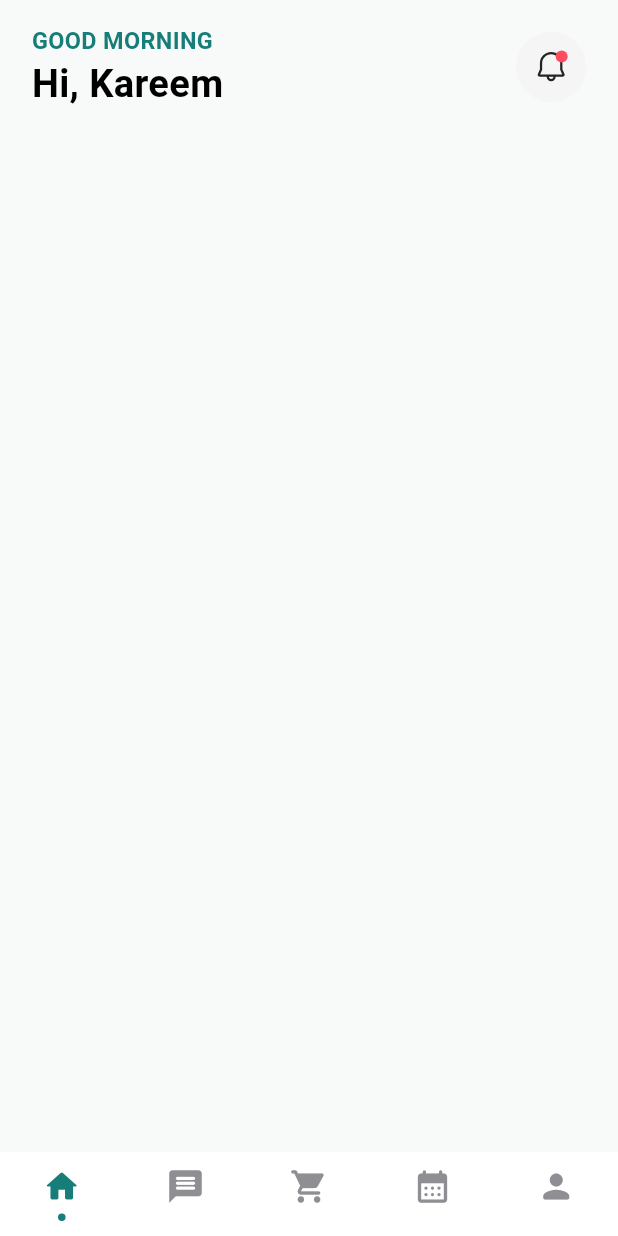
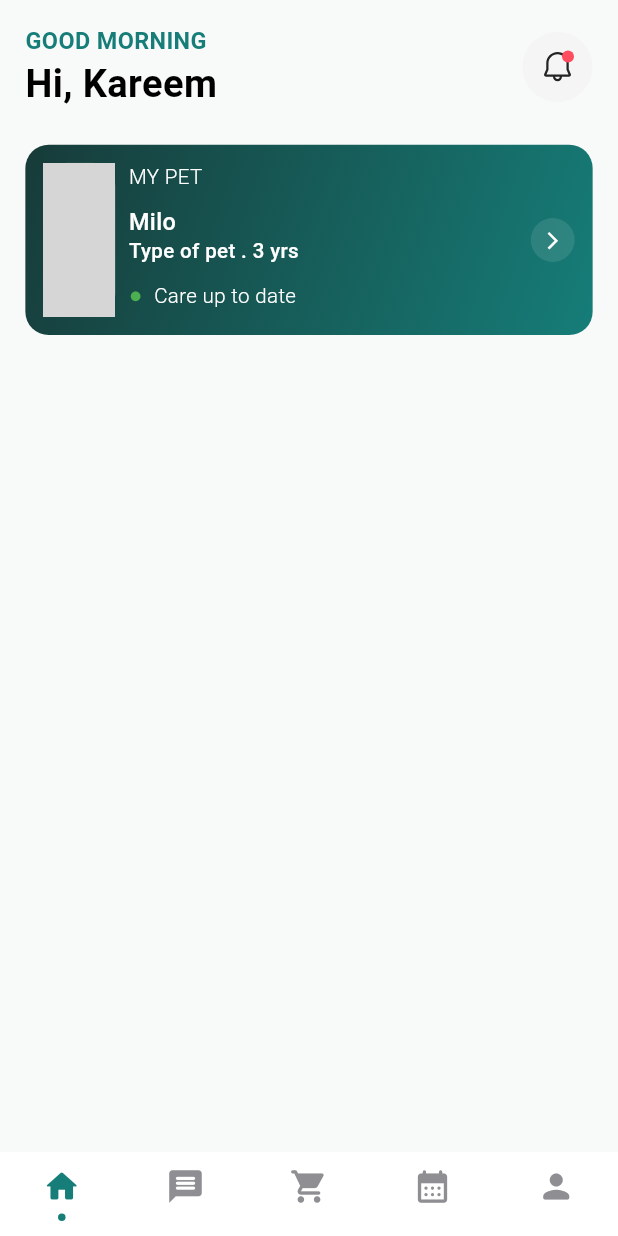
Before and after one commit to karim791/VetCare, a Flutter app: the screen it shows after launch, on a phone screen of 412 x 824 dp. Run offline on Flutter 3.47's test engine with Material 3 defaults, Android fonts, the phone set to English and light mode, and no system bars; drawn by our look-alikes of cached_network_image, persistent_bottom_nav_bar_v2; our stand-ins replace flutter_bloc, flutter_screenutil, flutter_svg, freezed_annotation, get_it, supabase_flutter; accounts and stored records are empty; network calls fail; grey boxes are pictures that could not be loaded.

Commit message:
-add the my pet container -add cached network image package -add some text styles

```diff
--- a/lib/core/utils/themes/text_styles.dart
+++ b/lib/core/utils/themes/text_styles.dart
@@ -39,6 +39,16 @@ class TextStyles {
     color: AppColors.deepGreen,
     fontWeight: FontWeightHelper.bold,
   );
+  static TextStyle font16WhiteRegular = TextStyle(
+    fontSize: 16.sp,
+    color: Colors.white,
+    fontWeight: FontWeightHelper.regular,
+  );
+    static TextStyle font16WhiteMedium = TextStyle(
+    fontSize: 16.sp,
+    color: Colors.white,
+    fontWeight: FontWeightHelper.medium,
+  );
   static TextStyle font14LightGrayRegular = TextStyle(
     fontSize: 14.sp,
     color: AppColors.lightGrey,
@@ -49,9 +59,14 @@ class TextStyles {
     color: AppColors.darkGreen,
     fontWeight: FontWeightHelper.medium,
   );
-  static TextStyle font16WhiteRegular = TextStyle(
-    fontSize: 16.sp,
+  static TextStyle font14WhiteMedium = TextStyle(
+    fontSize: 14.sp,
     color: Colors.white,
-    fontWeight: FontWeightHelper.regular,
+    fontWeight: FontWeightHelper.medium,
+  );
+  static TextStyle font14WhiteLight = TextStyle(
+    fontSize: 14.sp,
+    color: Colors.white,
+    fontWeight: FontWeightHelper.light,
   );
 }
--- a/lib/features/home/views/pages/home_page.dart
+++ b/lib/features/home/views/pages/home_page.dart
@@ -1,6 +1,8 @@
 import 'package:flutter/material.dart';
 import 'package:flutter_screenutil/flutter_screenutil.dart';
+import 'package:vetcare/core/helpers/spacing.dart';
 import 'package:vetcare/features/home/views/widgets/home_top_bar.dart';
+import 'package:vetcare/features/home/views/widgets/pet_container.dart';
 
 class HomePage extends StatelessWidget {
   const HomePage({super.key});
@@ -11,8 +13,10 @@ class HomePage extends StatelessWidget {
       body: SafeArea(
         child: Container(
           width: double.infinity,
-          margin: EdgeInsets.fromLTRB(20.w, 16.h, 20.w, 28.h),
-          child: Column(children: [HomeTopBar()]),
+          margin: EdgeInsets.fromLTRB(16.w, 16.h, 16.w, 28.h),
+          child: Column(
+            children: [HomeTopBar(), verticalSpace(24.h), PetContainer()],
+          ),
         ),
       ),
     );
--- /dev/null
+++ b/lib/features/home/views/widgets/pet_container.dart
@@ -0,0 +1,79 @@
+import 'package:cached_network_image/cached_network_image.dart';
+import 'package:flutter/material.dart';
+import 'package:flutter_screenutil/flutter_screenutil.dart';
+import 'package:vetcare/core/utils/themes/app_colors.dart';
+import 'package:vetcare/core/utils/themes/text_styles.dart';
+
+import '../../../../core/helpers/spacing.dart';
+
+class PetContainer extends StatelessWidget {
+  const new({super.key});
+
+  @override
+  Widget build(BuildContext context) {
+    return InkWell(
+      onTap: () {},
+      child: Container(
+        height: 130.h,
+        width: double.infinity,
+        padding: EdgeInsets.all(12),
+        decoration: BoxDecoration(
+          gradient: LinearGradient(
+            colors: [AppColors.darkGreen, AppColors.deepGreen],
+            begin: Alignment.topLeft,
+            end: Alignment.bottomRight,
+          ),
+          borderRadius: BorderRadius.all(Radius.circular(16.r)),
+        ),
+        child: Row(
+          children: [
+            ClipRRect(
+              borderRadius: BorderRadiusGeometry.all(Radius.circular(16.r)),
+              child: CachedNetworkImage(
+                imageUrl: 'https://encrypted-tbn0.gstatic.com/images?q=tbn:ANd9GcST9UjitrpsLDBn81E7T6MBLb9JSMOr5lFtBKtU6dScSA&s=10',
+              ),
+            ),
+            horizontalSpace(8.w),
+            Column(
+              crossAxisAlignment: CrossAxisAlignment.start,
+              children: [
+                Text('MY PET', style: TextStyles.font14WhiteLight),
+                verticalSpace(8.h),
+                Text('Milo', style: TextStyles.font16WhiteMedium),
+                Text(
+                  'Type of pet . 3 yrs',
+                  style: TextStyles.font14WhiteMedium,
+                ),
+                verticalSpace(8.h),
+                Text.rich(
+                  TextSpan(
+                    children: [
+                      TextSpan(
+                        text: '●  ',
+                        style: TextStyle(color: Colors.green, fontSize: 15.sp),
+                      ),
+                      TextSpan(
+                        text: 'Care up to date',
+                        style: TextStyles.font14WhiteLight,
+                      ),
+                    ],
+                  ),
+                ),
+              ],
+            ),
+            const Spacer(),
+            CircleAvatar(
+              radius: 15.r,
+              backgroundColor: Colors.white10,
+              child: Icon(
+                Icons.arrow_forward_ios,
+                color: Colors.white,
+                size: 14.sp,
+              ),
+            ),
+          ],
+        ),
+      ),
+    );
+  }
+}
--- a/pubspec.yaml
+++ b/pubspec.yaml
@@ -9,6 +9,7 @@ environment:
   sdk: ^3.13.7
 
 dependencies:
+  cached_network_image: ^4.0.7
   cupertino_icons: ^2.0.0
   flutter:
     sdk: flutter
```
Also changed, not shown: pubspec.lock, 1 other file.
